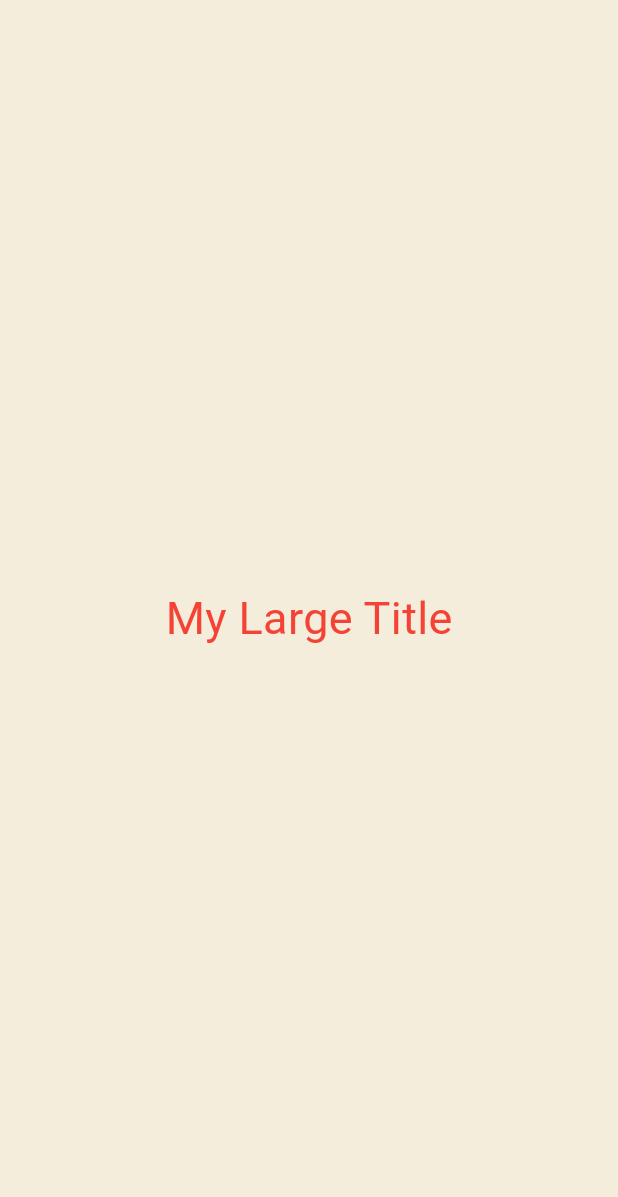
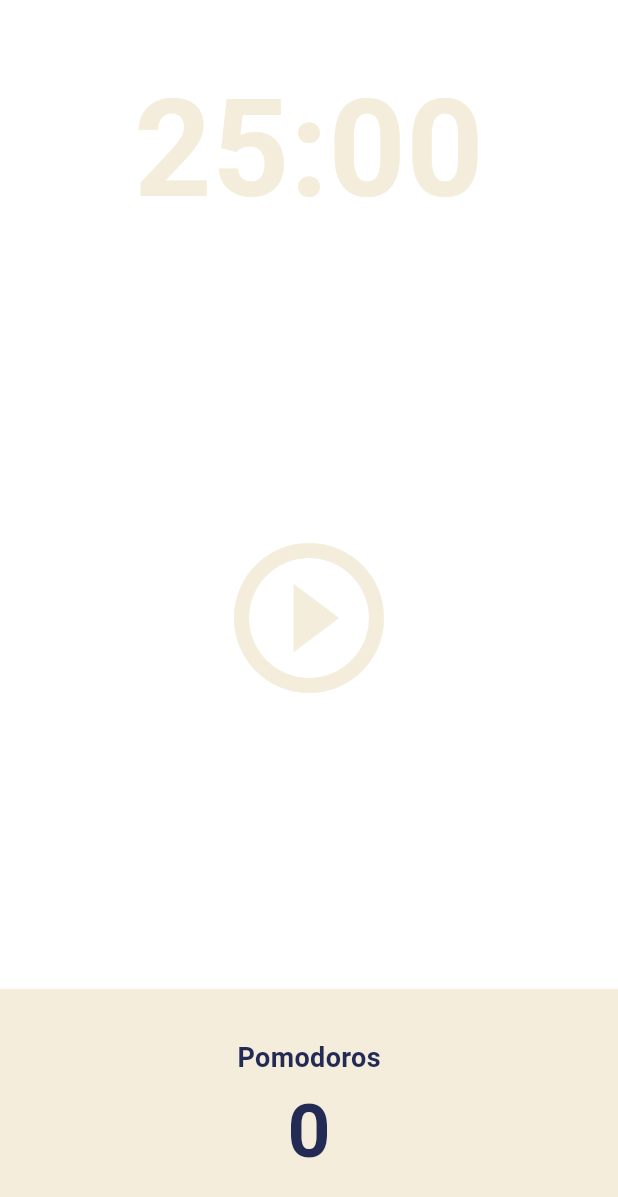
Before and after one commit to siggu/flutter-for-beginners, a Flutter app: the screen it shows after launch, on a phone screen of 412 x 824 dp. Shown: the top 1197 px of the screen. Run offline on Flutter 3.47's test engine with Material 3 defaults, Android fonts, the phone set to English and light mode, and no system bars.

Commit message:
User Interface

```diff
--- a/toonflix/lib/main.dart
+++ b/toonflix/lib/main.dart
@@ -1,46 +1,45 @@
 import 'package:flutter/material.dart';
+import 'package:toonflix/screens/home_screen.dart';
 
 void main() {
   runApp(App());
 }
 
-class App extends StatefulWidget {
+class App extends StatelessWidget {
   const App({super.key});
 
   @override
-  State<App> createState() => _AppState();
-}
-
-class _AppState extends State<App> {
-  @override
   Widget build(BuildContext context) {
     return MaterialApp(
-      theme: ThemeData(
-        textTheme: TextTheme(
-          titleLarge: TextStyle(
-            color: Colors.red,
+        theme: ThemeData(
+          colorScheme: ColorScheme.fromSwatch(
+            backgroundColor: const Color(0xFFE7626C),
           ),
+          textTheme: const TextTheme(
+            displayLarge: TextStyle(
+              color: Color(0xFF232B55),
+            ),
+          ),
+          cardColor: const Color(0xFFF4EDDB),
         ),
-      ),
-      home: Scaffold(
-        backgroundColor: const Color(0xFFF4EDDB),
-        body: Center(
-          child: Column(
-            mainAxisAlignment: MainAxisAlignment.center,
-            children: [
-              MyLargeTitle(),
-            ],
-          ),
-        ),
-      ),
-    );
+        home: HomeScreen());
   }
 }
 
-class MyLargeTitle extends StatelessWidget {
+class MyLargeTitle extends StatefulWidget {
   const MyLargeTitle({
     super.key,
   });
+
+  @override
+  State<MyLargeTitle> createState() => _MyLargeTitleState();
+}
+
+class _MyLargeTitleState extends State<MyLargeTitle> {
+  @override
+  void initState() {
+    super.initState();
+  }
 
   @override
   Widget build(BuildContext context) {
--- /dev/null
+++ b/toonflix/lib/screens/home_screen.dart
@@ -0,0 +1,85 @@
+import 'package:flutter/material.dart';
+
+class HomeScreen extends StatefulWidget {
+  const HomeScreen({super.key});
+
+  @override
+  State<HomeScreen> createState() => _HomeScreenState();
+}
+
+class _HomeScreenState extends State<HomeScreen> {
+  @override
+  Widget build(BuildContext context) {
+    return Scaffold(
+      backgroundColor: Theme.of(context).scaffoldBackgroundColor,
+      body: Column(
+        children: [
+          Flexible(
+            flex: 1,
+            child: Container(
+              alignment: Alignment.bottomCenter,
+              child: Text(
+                '25:00',
+                style: TextStyle(
+                  color: Theme.of(context).cardColor,
+                  fontSize: 90,
+                  fontWeight: FontWeight.w600,
+                ),
+              ),
+            ),
+          ),
+          Flexible(
+            flex: 3,
+            child: Center(
+              child: IconButton(
+                iconSize: 120,
+                color: Theme.of(context).cardColor,
+                onPressed: () {},
+                icon: Icon(
+                  Icons.play_circle_outline,
+                ),
+              ),
+            ),
+          ),
+          Flexible(
+            flex: 1,
+            child: Row(
+              children: [
+                Expanded(
+                  child: Container(
+                    decoration: BoxDecoration(
+                      color: Theme.of(context).cardColor,
+                    ),
+                    child: Column(
+                      mainAxisAlignment: MainAxisAlignment.center,
+                      children: [
+                        Text(
+                          "Pomodoros",
+                          style: TextStyle(
+                            fontSize: 18,
+                            color:
+                                Theme.of(context).textTheme.displayLarge!.color,
+                            fontWeight: FontWeight.w600,
+                          ),
+                        ),
+                        Text(
+                          "0",
+                          style: TextStyle(
+                            fontSize: 50,
+                            color:
+                                Theme.of(context).textTheme.displayLarge!.color,
+                            fontWeight: FontWeight.w600,
+                          ),
+                        ),
+                      ],
+                    ),
+                  ),
+                ),
+              ],
+            ),
+          ),
+        ],
+      ),
+    );
+  }
+}
```
